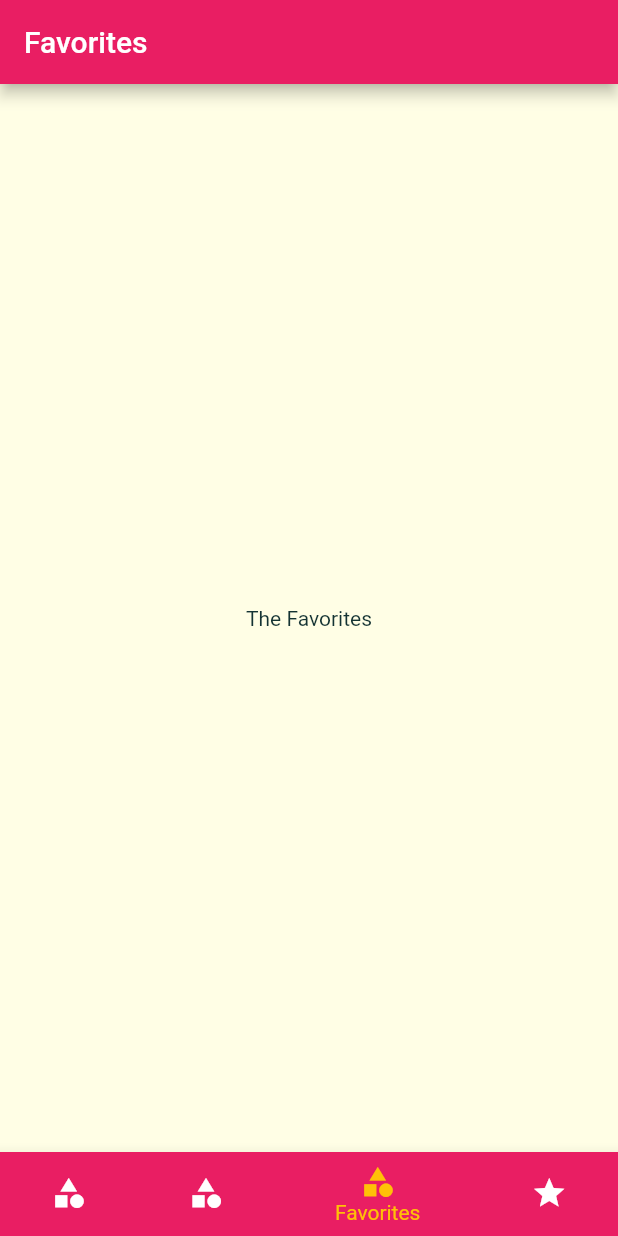
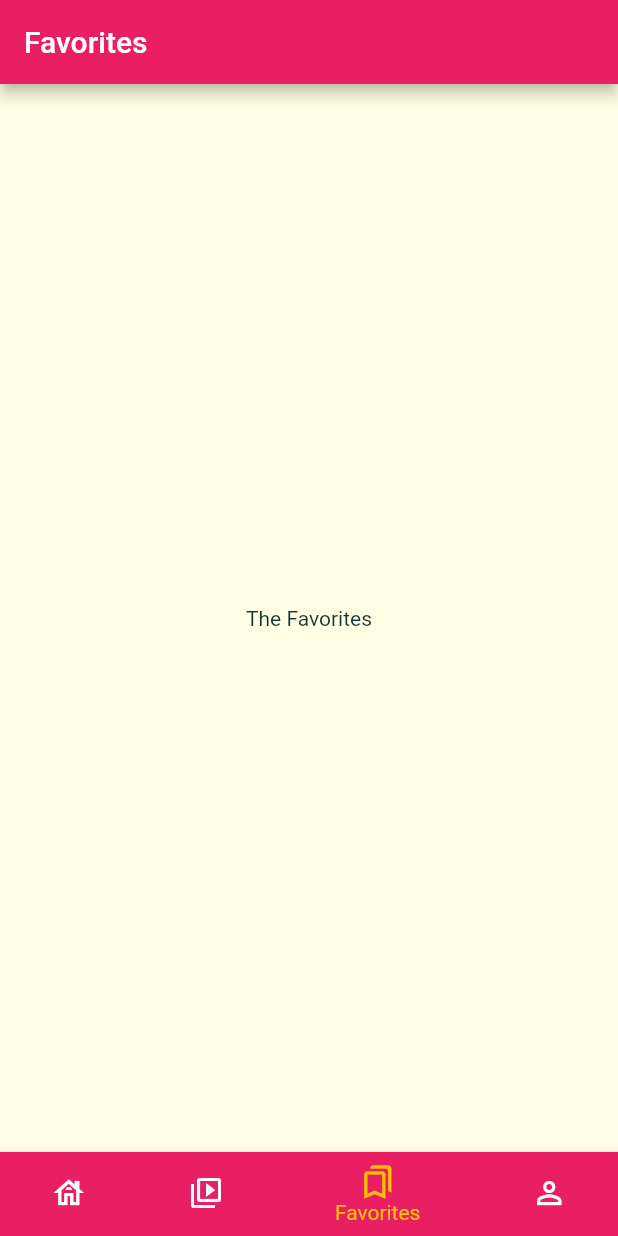
Before and after one commit to ronald-luo/mchacks-app, a Flutter app: the screen it shows after launch, item 3 of the bottom bar chosen, on a phone screen of 412 x 824 dp. Run offline on Flutter 3.47's test engine with Material 2 defaults, Android fonts, the phone set to English and light mode, and no system bars; Roboto replaces fonts that are missing (Raleway).

```diff
--- a/lib/screens/tabs_screen.dart
+++ b/lib/screens/tabs_screen.dart
@@ -55,22 +55,22 @@ class _TabsScreenState extends State<TabsScreen> {
         items: [
           BottomNavigationBarItem(
             backgroundColor: Theme.of(context).primaryColor,
-            icon: Icon(Icons.category),
+            icon: Icon(Icons.house_outlined),
             title: Text('Home'),
           ),
           BottomNavigationBarItem(
             backgroundColor: Theme.of(context).primaryColor,
-            icon: Icon(Icons.category),
+            icon: Icon(Icons.video_collection_outlined),
             title: Text('Categories'),
           ),
           BottomNavigationBarItem(
             backgroundColor: Theme.of(context).primaryColor,
-            icon: Icon(Icons.category),
+            icon: Icon(Icons.bookmarks_outlined),
             title: Text('Favorites'),
           ),
           BottomNavigationBarItem(
             backgroundColor: Theme.of(context).primaryColor,
-            icon: Icon(Icons.star),
+            icon: Icon(Icons.perm_identity),
             title: Text('User'),
           ),
         ],
```
Also changed, not shown: lib/HomePage.dart (deleted, +0 -53 lines), lib/open.dart (+39 -38 lines), lib/screens/home_screen.dart (+48 -2 lines).
